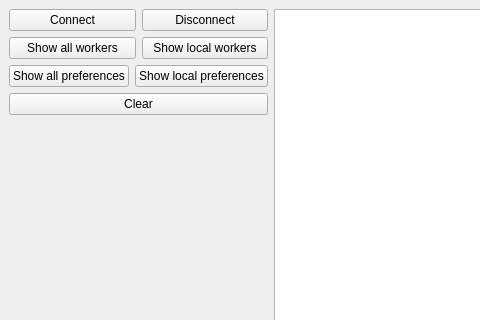
The window that App/ui/main_window.ui (CzupakAdrian/CompanyDatabase) describes before a commit, drawn with Qt 5; both pictures show x 0 to 480 and y 0 to 320 of the 800 by 600 pixel window.
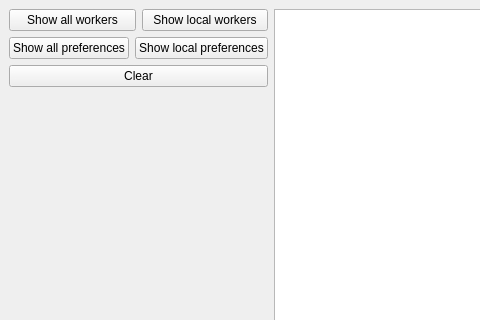
The same window after the commit.

Diff of the .ui file:
```diff
--- a/App/ui/main_window.ui
+++ b/App/ui/main_window.ui
@@ -17,24 +17,6 @@
    <layout class="QGridLayout" name="gridLayout">
     <item row="0" column="0">
      <layout class="QVBoxLayout" name="verticalLayout">
-      <item>
-       <layout class="QHBoxLayout" name="horizontalLayout_2">
-        <item>
-         <widget class="QPushButton" name="connect_btn">
-          <property name="text">
-           <string>Connect</string>
-          </property>
-         </widget>
-        </item>
-        <item>
-         <widget class="QPushButton" name="disconnect_btn">
-          <property name="text">
-           <string>Disconnect</string>
-          </property>
-         </widget>
-        </item>
-       </layout>
-      </item>
       <item>
        <layout class="QHBoxLayout" name="horizontalLayout_3">
         <item>
```
